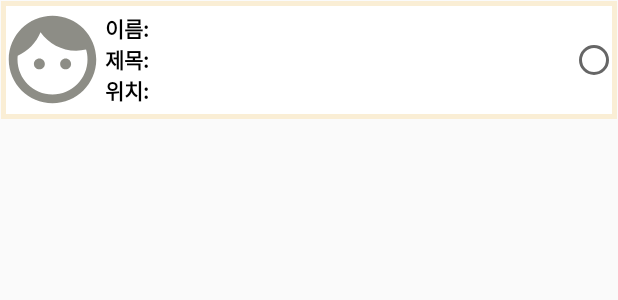
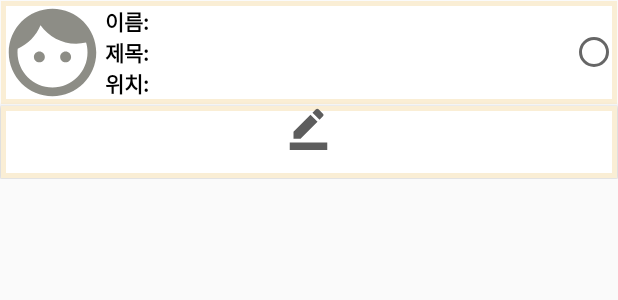
Before and after one commit to Junbeetime/Mapping, an Android app: the layout diary_title_item.xml on its own in the app's theme, with its tools: preview values and no code run, on a phone screen of 412 x 824 dp. Shown: the top 300 px of the screen. Run offline under Robolectric (Android 15) with nearby library versions, the phone set to English and light mode, and no system bars.

Commit message:
5-29-00:05

```diff
--- /dev/null
+++ b/app/src/main/res/drawable/pencil.xml
@@ -0,0 +1,5 @@
+<vector android:height="30dp" android:tint="#5D5D5D"
+    android:viewportHeight="24" android:viewportWidth="24"
+    android:width="30dp" xmlns:android="http://schemas.android.com/apk/res/android">
+    <path android:fillColor="@android:color/white" android:pathData="M22,24H2v-4h20V24zM13.06,5.19l3.75,3.75L7.75,18H4v-3.75L13.06,5.19zM17.88,7.87l-3.75,-3.75l1.83,-1.83c0.39,-0.39 1.02,-0.39 1.41,0l2.34,2.34c0.39,0.39 0.39,1.02 0,1.41L17.88,7.87z"/>
+</vector>
--- a/app/src/main/res/layout/diary_title_item.xml
+++ b/app/src/main/res/layout/diary_title_item.xml
@@ -1,9 +1,15 @@
 <?xml version="1.0" encoding="utf-8"?>
-<CheckedTextView xmlns:android="http://schemas.android.com/apk/res/android"
-    xmlns:tools="http://schemas.android.com/tools"
-    android:id="@+id/share_feed1"
+<LinearLayout xmlns:android="http://schemas.android.com/apk/res/android"
     android:layout_width="match_parent"
-    android:layout_height="80dp"
+    android:layout_height="wrap_content"
+    android:orientation="vertical">
+
+
+    <CheckedTextView
+        android:id="@+id/ck_click_title"
+        android:layout_width="match_parent"
+        android:layout_height="0dp"
+        android:layout_weight="2"
         android:layout_alignParentStart="true"
         android:layout_alignParentTop="true"
         android:layout_alignParentEnd="true"
@@ -14,6 +20,13 @@
         android:gravity="center_vertical"
         android:text="이름:\n제목:\n위치:"
         android:textColor="@color/black"
-    android:textStyle="bold">
+        android:textStyle="bold"/>
 
-</CheckedTextView>
+    <Button
+        android:id="@+id/btn_click_item"
+        android:layout_width="match_parent"
+        android:layout_height="0dp"
+        android:layout_weight="1"
+        android:background="@drawable/solid_diary_border"
+        android:drawableTop="@drawable/pencil"/>
+</LinearLayout>
```
Also changed, not shown: app/src/main/java/com/gachon/mapping/ClickApplyAdapter.java (added, +95 -0 lines), app/src/main/java/com/gachon/mapping/DiaryTitle.java (+21 -35 lines). Lines whose indentation alone changed are shown as unchanged.
